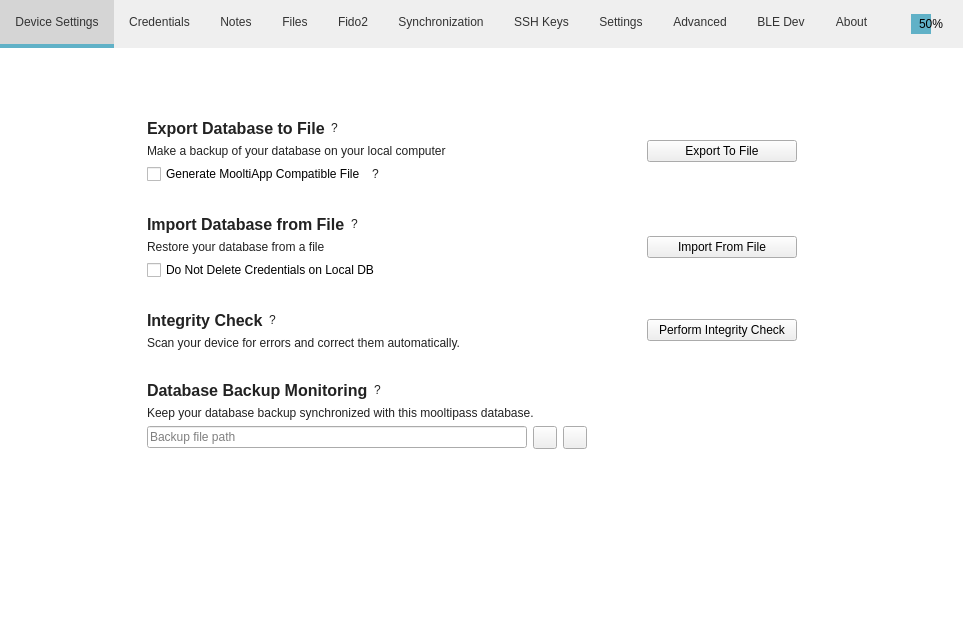
Above: src/MainWindow.ui from mooltipass/moolticute before the change. Below: the same form after it.
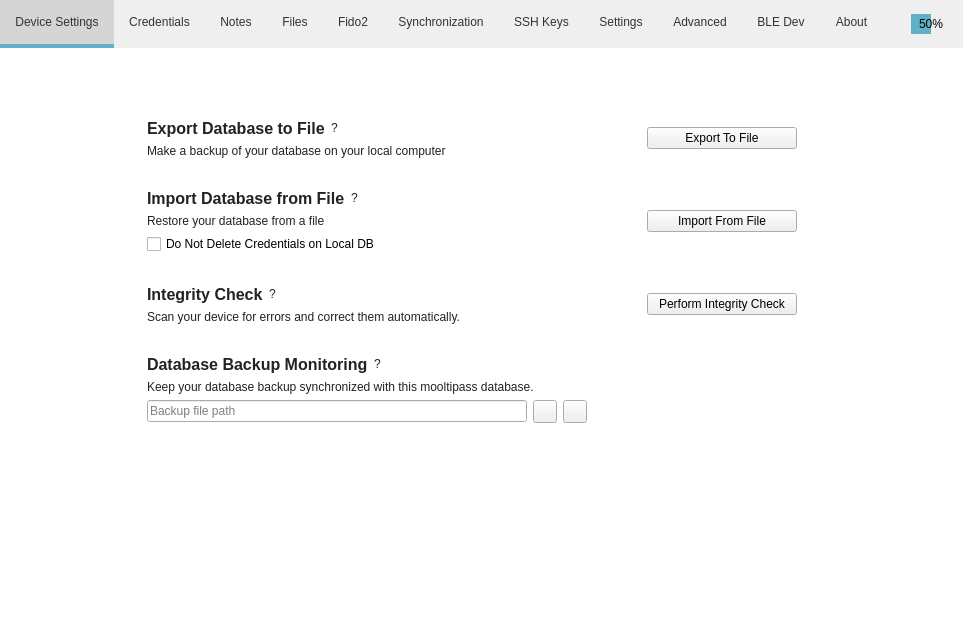
That is the form after the change. The open tabs and pages were chosen to show the change. Icons and pictures are not drawn. Custom widgets are drawn as their Qt base class.

Commit message: Remove the MooltiApp compatible file option from export

```diff
--- a/src/MainWindow.ui
+++ b/src/MainWindow.ui
@@ -2312,40 +2312,6 @@
                   </property>
                  </widget>
                 </item>
-                <item>
-                 <layout class="QHBoxLayout" name="horizontalLayout_37">
-                  <item>
-                   <widget class="QCheckBox" name="checkBoxExport">
-                    <property name="text">
-                     <string>Generate MooltiApp Compatible File</string>
-                    </property>
-                   </widget>
-                  </item>
-                  <item>
-                   <widget class="QLabel" name="label_MooltiAppHelp">
-                    <property name="toolTip">
-                     <string notr="true"/>
-                    </property>
-                    <property name="text">
-                     <string notr="true">?</string>
-                    </property>
-                   </widget>
-                  </item>
-                  <item>
-                   <spacer name="horizontalSpacer_36">
-                    <property name="orientation">
-                     <enum>Qt::Horizontal</enum>
-                    </property>
-                    <property name="sizeHint" stdset="0">
-                     <size>
-                      <width>40</width>
-                      <height>20</height>
-                     </size>
-                    </property>
-                   </spacer>
-                  </item>
-                 </layout>
-                </item>
                </layout>
               </item>
               <item row="0" column="1">
```
The commit also changes 1 other file.
